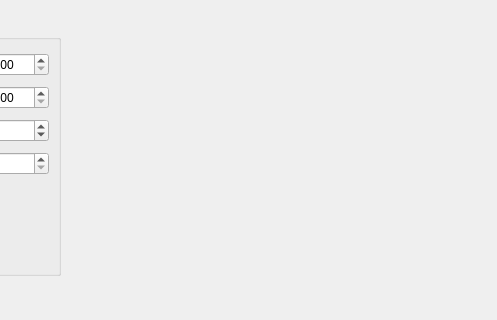
cuixiongyi/hiveground-ros-pkg, file hiveground/hg_apps/hg_object_tracking/src/object_tracking.ui: the form before one commit; both pictures show x 143 to 640 and y 0 to 320 of the 640 by 480 pixel window.
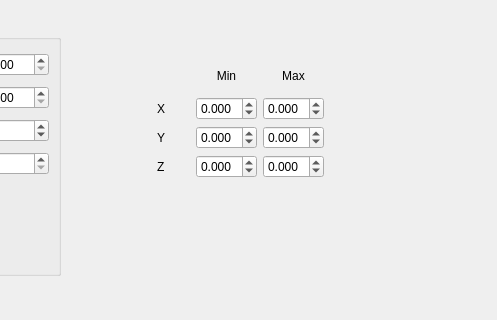
The form after the commit.

Patch:
```diff
--- a/hiveground/hg_apps/hg_object_tracking/src/object_tracking.ui
+++ b/hiveground/hg_apps/hg_object_tracking/src/object_tracking.ui
@@ -153,6 +153,161 @@
      </item>
     </layout>
    </widget>
+   <widget class="QWidget" name="">
+    <property name="geometry">
+     <rect>
+      <x>300</x>
+      <y>60</y>
+      <width>167</width>
+      <height>118</height>
+     </rect>
+    </property>
+    <layout class="QGridLayout" name="gridLayout">
+     <item row="2" column="0">
+      <widget class="QLabel" name="label_6">
+       <property name="text">
+        <string>Y</string>
+       </property>
+      </widget>
+     </item>
+     <item row="3" column="0">
+      <widget class="QLabel" name="label_7">
+       <property name="text">
+        <string>Z</string>
+       </property>
+      </widget>
+     </item>
+     <item row="3" column="1">
+      <widget class="QDoubleSpinBox" name="doubleSpinBoxAreaZMin">
+       <property name="decimals">
+        <number>3</number>
+       </property>
+       <property name="minimum">
+        <double>-5.000000000000000</double>
+       </property>
+       <property name="maximum">
+        <double>5.000000000000000</double>
+       </property>
+       <property name="singleStep">
+        <double>0.001000000000000</double>
+       </property>
+      </widget>
+     </item>
+     <item row="1" column="1">
+      <widget class="QDoubleSpinBox" name="doubleSpinBoxAreaXMin">
+       <property name="decimals">
+        <number>3</number>
+       </property>
+       <property name="minimum">
+        <double>-5.000000000000000</double>
+       </property>
+       <property name="maximum">
+        <double>5.000000000000000</double>
+       </property>
+       <property name="singleStep">
+        <double>0.001000000000000</double>
+       </property>
+      </widget>
+     </item>
+     <item row="3" column="2">
+      <widget class="QDoubleSpinBox" name="doubleSpinBoxAreaZMax">
+       <property name="decimals">
+        <number>3</number>
+       </property>
+       <property name="minimum">
+        <double>-5.000000000000000</double>
+       </property>
+       <property name="maximum">
+        <double>5.000000000000000</double>
+       </property>
+       <property name="singleStep">
+        <double>0.001000000000000</double>
+       </property>
+      </widget>
+     </item>
+     <item row="1" column="0">
+      <widget class="QLabel" name="label_5">
+       <property name="text">
+        <string>X</string>
+       </property>
+      </widget>
+     </item>
+     <item row="1" column="2">
+      <widget class="QDoubleSpinBox" name="doubleSpinBoxAreaXMax">
+       <property name="decimals">
+        <number>3</number>
+       </property>
+       <property name="minimum">
+        <double>-5.000000000000000</double>
+       </property>
+       <property name="maximum">
+        <double>5.000000000000000</double>
+       </property>
+       <property name="singleStep">
+        <double>0.001000000000000</double>
+       </property>
+      </widget>
+     </item>
+     <item row="2" column="1">
+      <widget class="QDoubleSpinBox" name="doubleSpinBoxAreaYMin">
+       <property name="decimals">
+        <number>3</number>
+       </property>
+       <property name="minimum">
+        <double>-5.000000000000000</double>
+       </property>
+       <property name="maximum">
+        <double>5.000000000000000</double>
+       </property>
+       <property name="singleStep">
+        <double>0.001000000000000</double>
+       </property>
+      </widget>
+     </item>
+     <item row="2" column="2">
+      <widget class="QDoubleSpinBox" name="doubleSpinBoxAreaYMax">
+       <property name="decimals">
+        <number>3</number>
+       </property>
+       <property name="minimum">
+        <double>-5.000000000000000</double>
+       </property>
+       <property name="maximum">
+        <double>5.000000000000000</double>
+       </property>
+       <property name="singleStep">
+        <double>0.001000000000000</double>
+       </property>
+      </widget>
+     </item>
+     <item row="0" column="1">
+      <widget class="QLabel" name="label_8">
+       <property name="layoutDirection">
+        <enum>Qt::LeftToRight</enum>
+       </property>
+       <property name="text">
+        <string>Min</string>
+       </property>
+       <property name="alignment">
+        <set>Qt::AlignCenter</set>
+       </property>
+      </widget>
+     </item>
+     <item row="0" column="2">
+      <widget class="QLabel" name="label_9">
+       <property name="layoutDirection">
+        <enum>Qt::LeftToRight</enum>
+       </property>
+       <property name="text">
+        <string>Max</string>
+       </property>
+       <property name="alignment">
+        <set>Qt::AlignCenter</set>
+       </property>
+      </widget>
+     </item>
+    </layout>
+   </widget>
   </widget>
   <widget class="QMenuBar" name="menubar">
    <property name="geometry">
```
Left out of the diff: 3 changed lines with no effect on the pictures.
